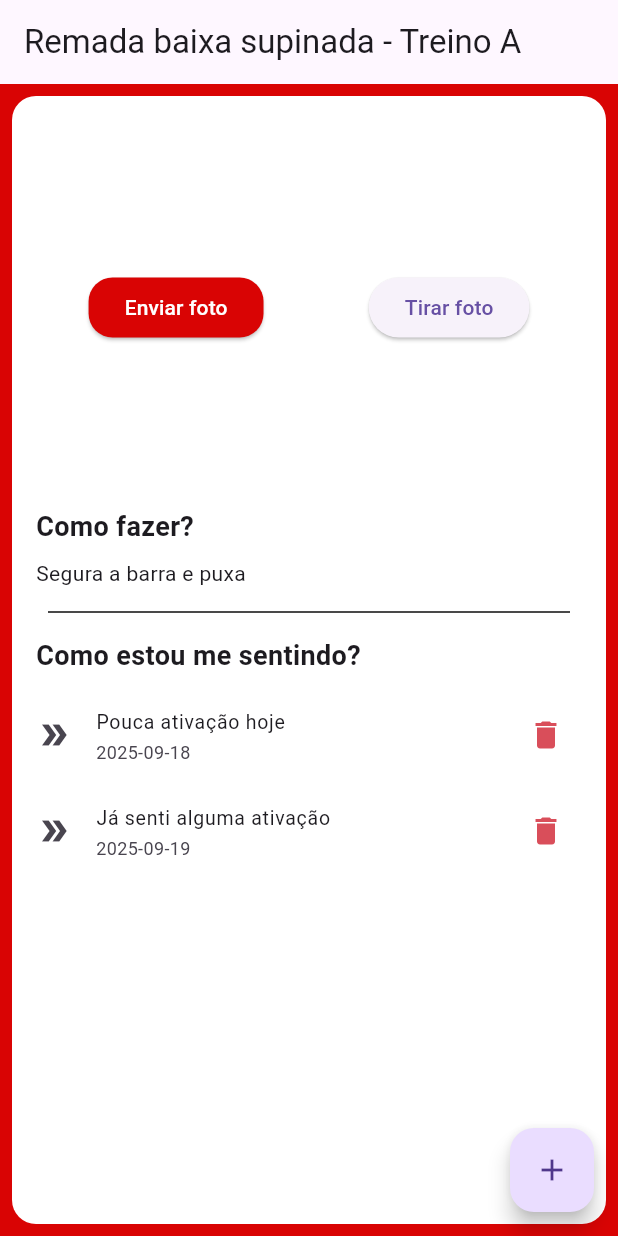
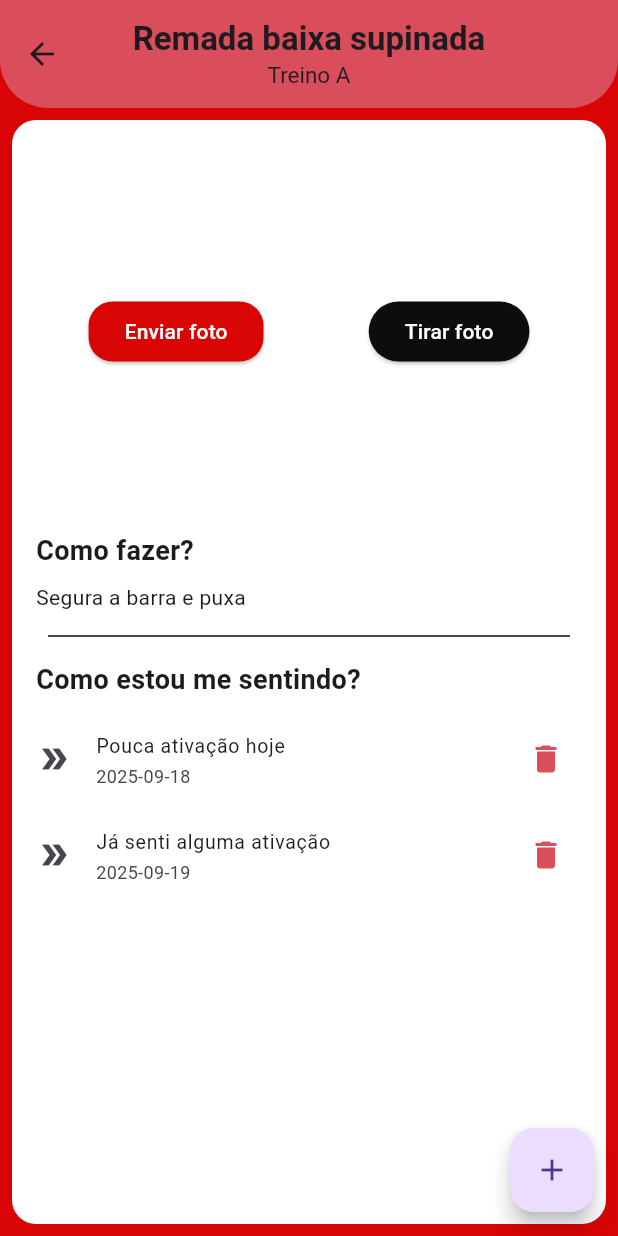
Before and after one commit to ryannardelli/gym_app, a Flutter app: the ScreenExercise screen opened directly, on a phone screen of 412 x 824 dp. Run offline on Flutter 3.47's test engine with Material 3 defaults, Android fonts, the phone set to English and light mode, and no system bars.

```diff
--- a/lib/main.dart
+++ b/lib/main.dart
@@ -1,5 +1,6 @@
 import 'package:flutter/material.dart';
-import 'package:flutter_gym_app/screens/screen_exercise.dart';
+import 'package:flutter_gym_app/screens/screen_authentication.dart';
+// import 'package:flutter_gym_app/screens/screen_exercise.dart';
 
 void main() {
   runApp(const MyApp());
@@ -13,7 +14,7 @@ class MyApp extends StatelessWidget {
   Widget build(BuildContext context) {
     return MaterialApp(
       debugShowCheckedModeBanner: false,
-      home: ScreenExercise(),
+      home: ScreenAuthentication(),
     );
   }
 }
--- a/lib/screens/screen_exercise.dart
+++ b/lib/screens/screen_exercise.dart
@@ -32,7 +32,22 @@ class ScreenExercise extends StatelessWidget {
     return Scaffold(
       backgroundColor: AppColors.primary,
       appBar: AppBar(
-        title: Text("${exerciseModel.name} - ${exerciseModel.training}"),
+        title: Column(
+          children: [
+            Text(
+              exerciseModel.name,
+              style: TextStyle(fontWeight: FontWeight.bold, fontSize: 22),
+            ),
+            Text(exerciseModel.training, style: TextStyle(fontSize: 15)),
+          ],
+        ),
+        centerTitle: true,
+        backgroundColor: AppColors.assets,
+        elevation: 0,
+        toolbarHeight: 72,
+        shape: RoundedRectangleBorder(
+          borderRadius: BorderRadius.vertical(bottom: Radius.circular(32)),
+        ),
       ),
       floatingActionButton: FloatingActionButton(
         onPressed: () {
@@ -66,7 +81,14 @@ class ScreenExercise extends StatelessWidget {
                     onPressed: () {},
                     child: Text("Enviar foto"),
                   ),
-                  ElevatedButton(onPressed: () {}, child: Text("Tirar foto")),
+                  ElevatedButton(
+                    style: ElevatedButton.styleFrom(
+                      backgroundColor: AppColors.secondary,
+                      foregroundColor: Colors.white,
+                    ),
+                    onPressed: () {},
+                    child: Text("Tirar foto"),
+                  ),
                 ],
               ),
             ),
--- a/pubspec.yaml
+++ b/pubspec.yaml
@@ -23,6 +23,5 @@ flutter:
   uses-material-design: true
 
   # To add assets to your application, add an assets section, like this:
-  # assets:
-  #   - images/a_dot_burr.jpeg
-  #   - images/a_dot_ham.jpeg
+  assets:
+    - assets/
```
Also changed, not shown: lib/screens/screen_authentication.dart (added, +30 -0 lines), assets/logo-app.png (added).
